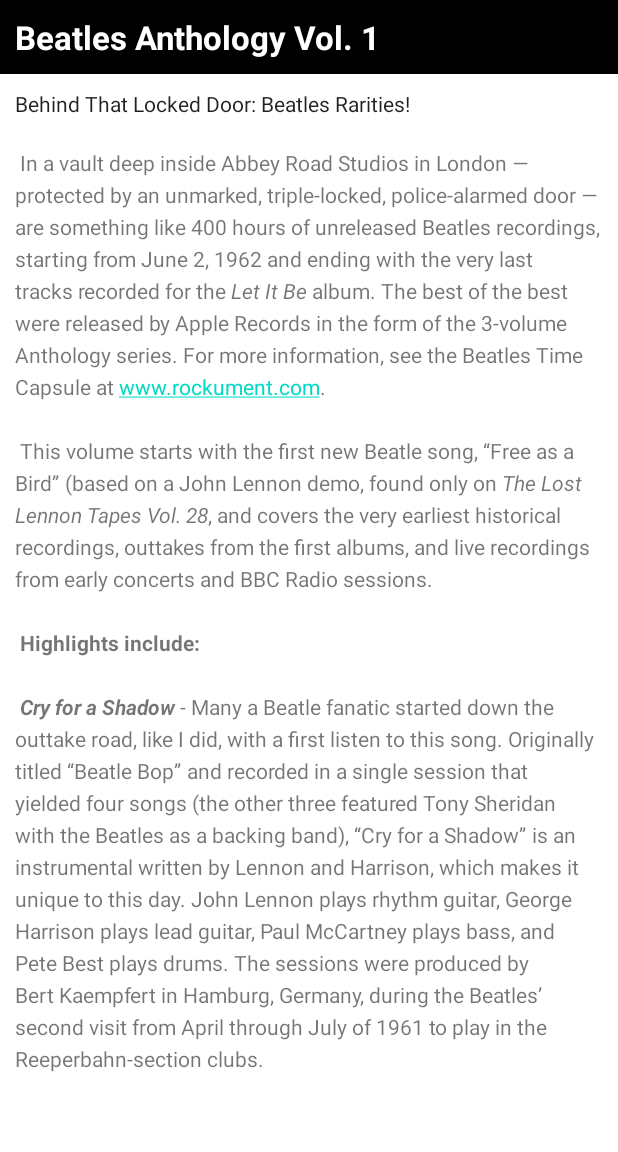
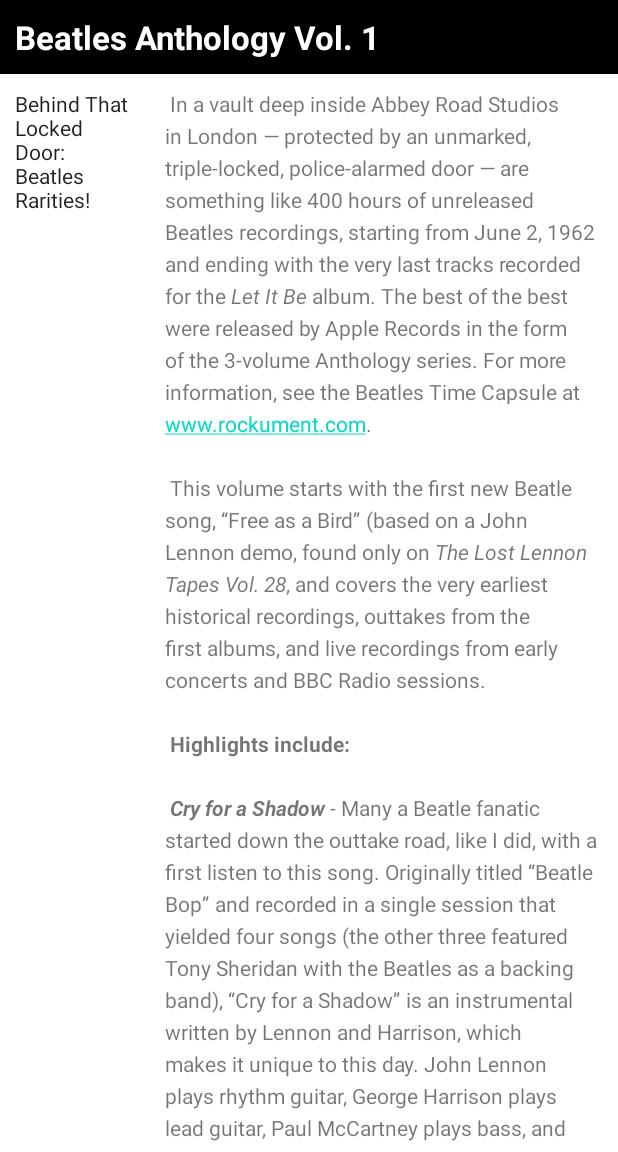
Before and after one commit to nelld28/Text-and-Scrolling-Views, an Android app: the screen it shows after launch (MainActivity), on a phone screen of 412 x 824 dp, the part 84-1236 px from its top. Run offline under Robolectric (Android 15) with nearby library versions, the phone set to English and light mode, and no system bars.

```diff
--- a/app/src/main/res/layout/activity_main.xml
+++ b/app/src/main/res/layout/activity_main.xml
@@ -31,8 +31,12 @@
         <LinearLayout
             android:layout_width="match_parent"
             android:layout_height="wrap_content"
+            android:orientation="horizontal">
+
+            <LinearLayout
+                android:layout_width="100dp"
+                android:layout_height="wrap_content"
                 android:orientation="vertical">
-
                 <!--text view; article sub heading added    -->
                 <TextView
                     android:id="@+id/article_subheading"
@@ -43,7 +47,13 @@
                     android:textAppearance="@android:style/TextAppearance.DeviceDefault"
                     />
 
+            </LinearLayout>
 
+
+            <LinearLayout
+                android:layout_width="wrap_content"
+                android:layout_height="wrap_content"
+                android:orientation="vertical">
                 <!--text view; article text    -->
                 <TextView
                     android:id="@+id/article"
@@ -57,6 +67,8 @@
                     />
             </LinearLayout>
 
+        </LinearLayout>
+
    </ScrollView>
 
 </RelativeLayout>
```
Lines whose indentation alone changed are shown as unchanged.
